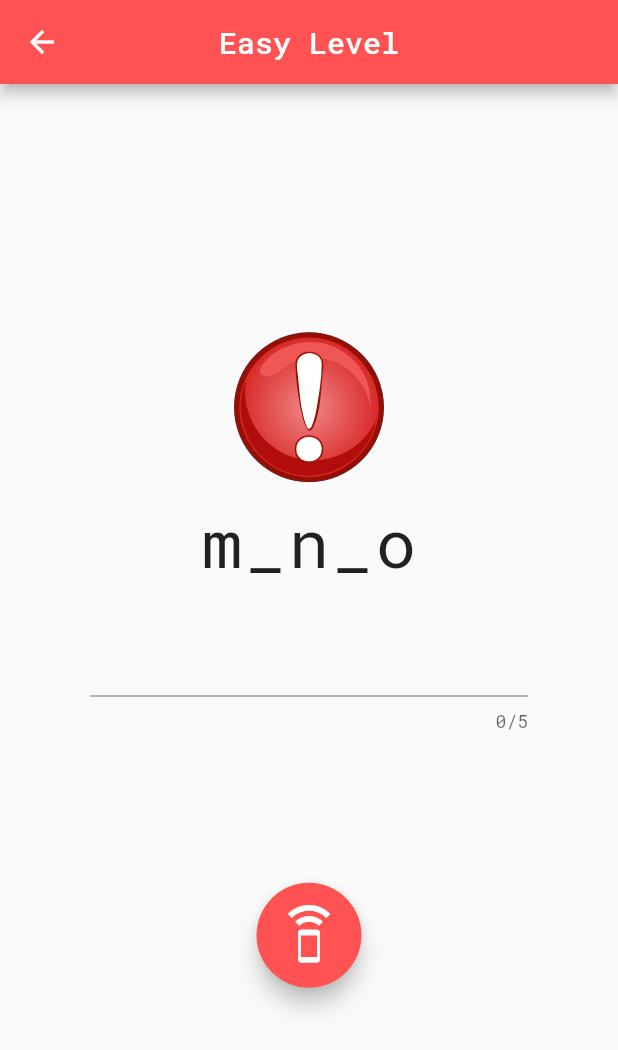
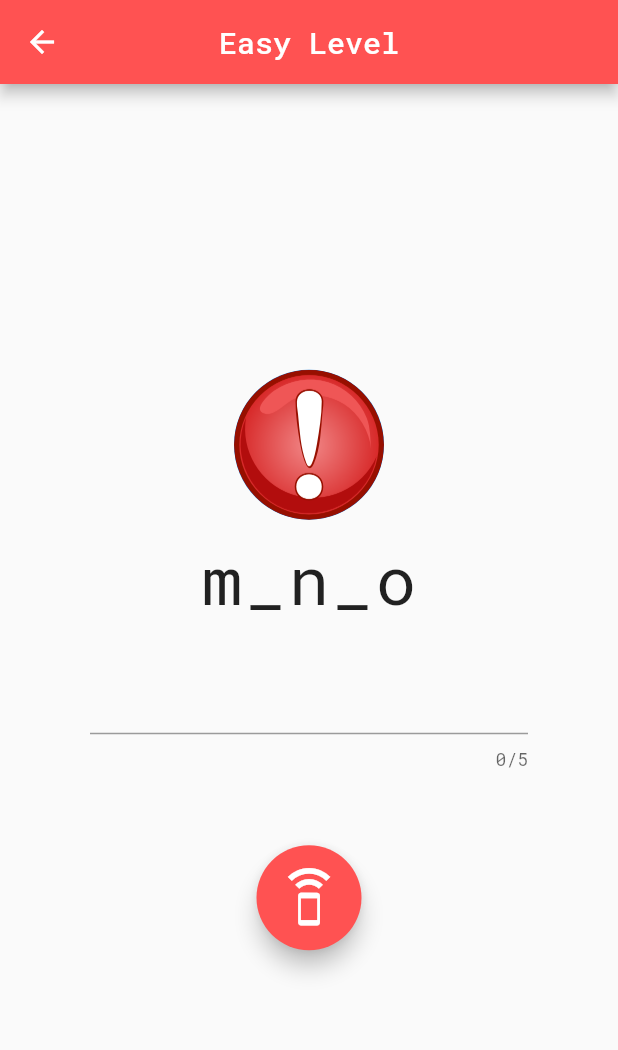
Before and after one commit to AkashRajpurohit/Spell-IT, a Flutter app: the screen it shows after launch, after a tap on "Easy", on a phone screen of 412 x 824 dp. Shown: the top 1050 px of the screen. Run offline on Flutter 3.47's test engine with Material 2 defaults, Android fonts, the phone set to English and light mode, and no system bars; our stand-ins replace flutter_tts, shared_preferences.

```diff
--- a/lib/components/game_screen.dart
+++ b/lib/components/game_screen.dart
@@ -126,7 +126,9 @@ class _GameScreenState extends State<GameScreen> {
               onSubmitted: (value) async {
                 if(value.toLowerCase() == widget.question.toLowerCase()) {
                   await widget.gameScore.addScore(value);
-
+                  setState(() {
+                    isSolved = true;
+                  });
                   return Alert().showAlert(context, "Correct!", "You got it right!");
                 } else {
                   return Alert().showAlert(context, "Wrong!", "Try again!");
@@ -138,7 +140,7 @@ class _GameScreenState extends State<GameScreen> {
             ),
           ),
           Container(
-            margin: EdgeInsets.only(top: 100.0),
+            margin: EdgeInsets.only(top: 50.0),
             height: 70.0,
             width: 70.0,
             child: FittedBox(
```
